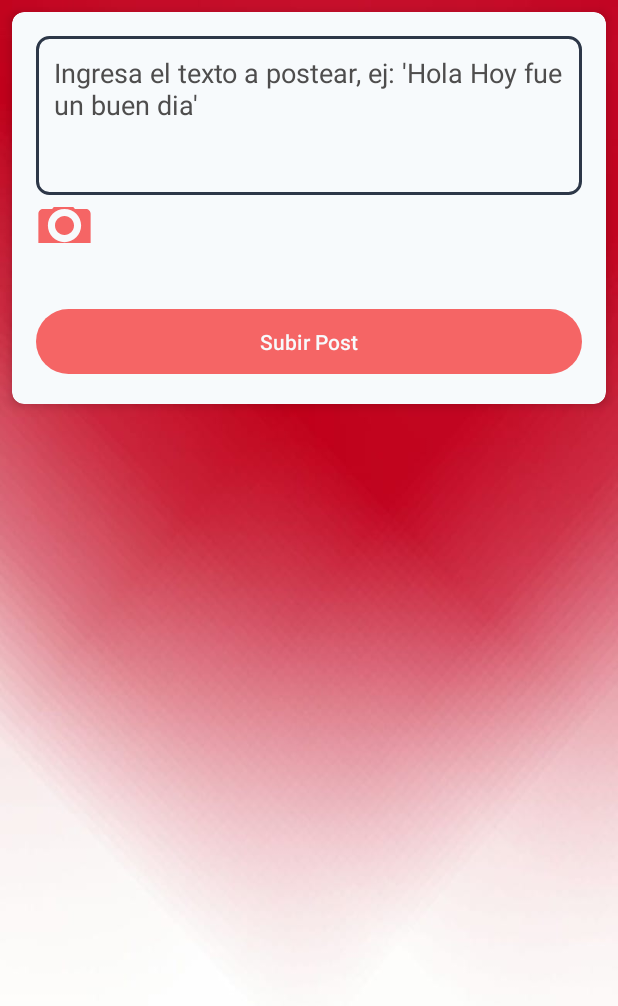
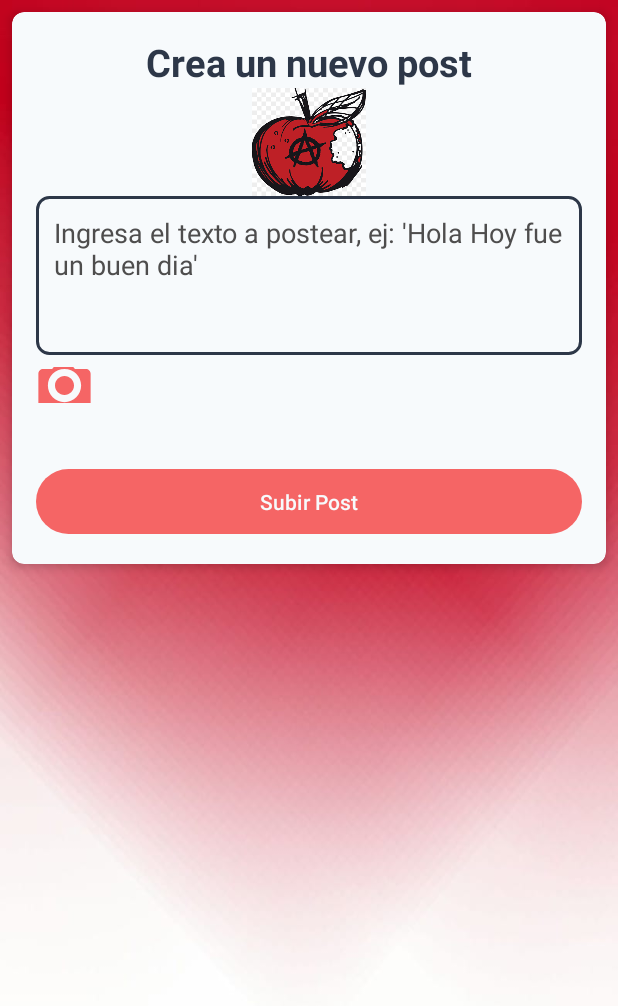
Before and after one commit to 777Undefined777/Red-Social-kotlin-firebase, an Android app: the CreatePostActivity screen opened directly, with no data from a screen before it, on a phone screen of 412 x 824 dp. Shown: the top 1006 px of the screen. Run offline under Robolectric (Android 15) with nearby library versions, the phone set to English and light mode, and no system bars; our stand-ins replace Firebase (no records; nobody signed in at launch, a user with empty details on screens opened directly).

Commit message:
cambios en las vistas, modificacion de colores

```diff
--- a/app/src/main/res/layout/activity_create_post.xml
+++ b/app/src/main/res/layout/activity_create_post.xml
@@ -25,6 +25,25 @@
             android:layout_height="wrap_content"
             android:orientation="vertical"
             android:padding="16dp">
+
+            <TextView
+                android:layout_width="match_parent"
+                android:layout_height="wrap_content"
+
+                android:gravity="center"
+
+                android:text="Crea un nuevo post"
+                android:textColor="#2D3748"
+                android:textSize="25dp"
+                android:textStyle="bold" />
+
+            <ImageView
+                android:id="@+id/imageView5"
+                android:layout_width="76dp"
+                android:layout_height="72dp"
+                android:layout_gravity="center"
+                android:background="@drawable/anarchys" />
+
 
             <EditText
                 android:id="@+id/editTextContent"
--- a/app/src/main/res/layout/activity_main.xml
+++ b/app/src/main/res/layout/activity_main.xml
@@ -123,8 +123,8 @@
             android:id="@+id/searchView"
             android:layout_width="182dp"
             android:layout_height="30dp"
-            android:background="@drawable/whiteandred"
-            android:textColor="@color/white" />
+            android:textColor="#4E4D4D"
+            android:textColorHint="#4E4D4D"/>
 
     </androidx.cardview.widget.CardView>
 
```
